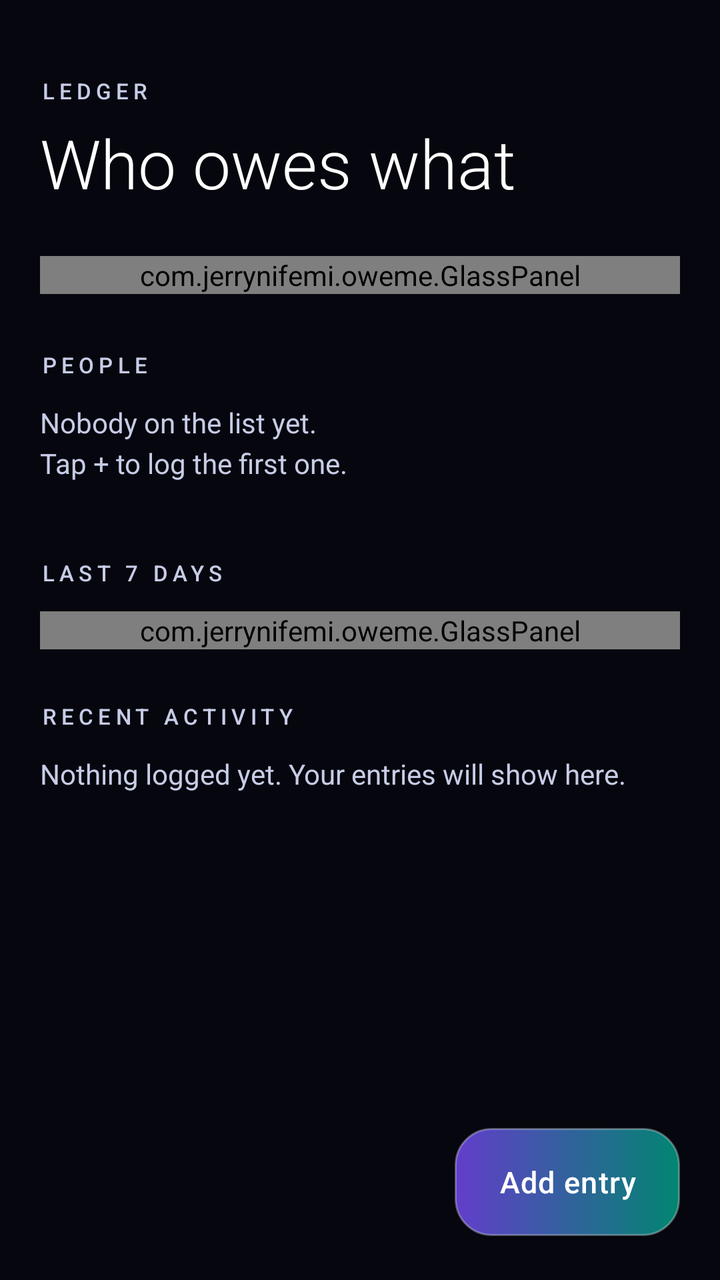
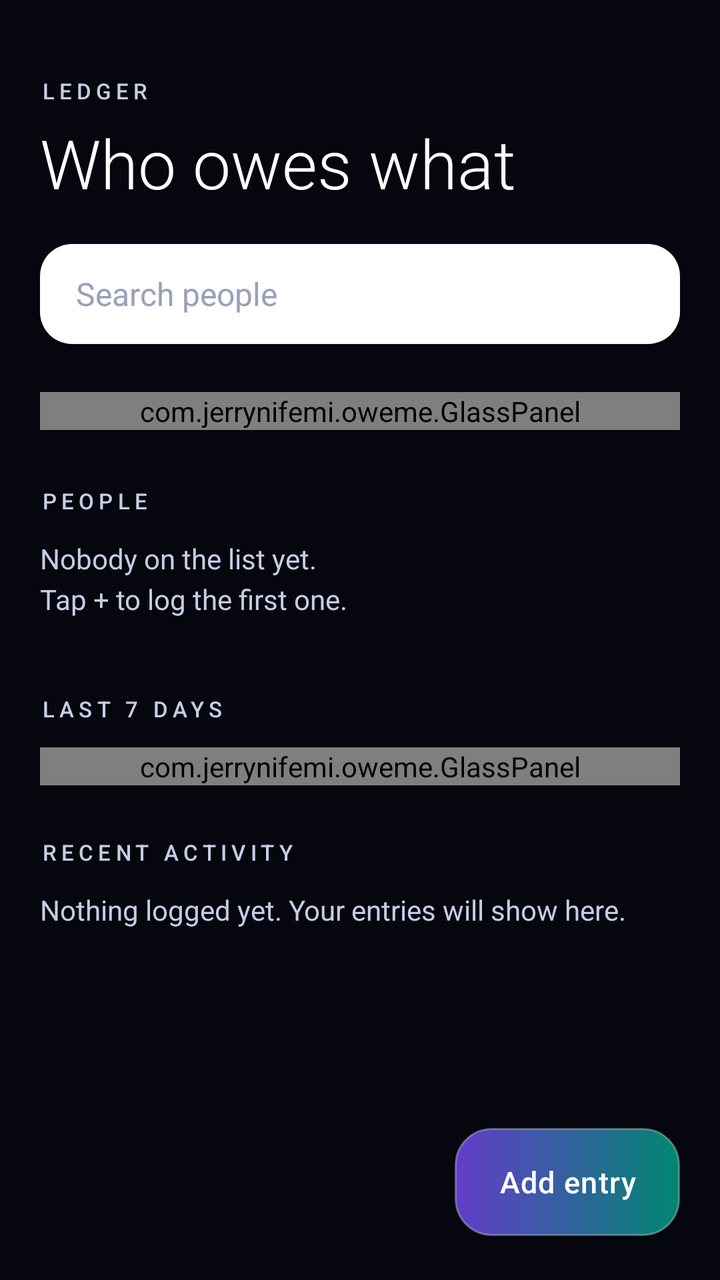

Before-and-after screenshots of an Android layout around one commit, followed by the original layout XML and the change that was made.
<!-- AndroidManifest.xml: application theme AppTheme -->
<!-- res/layout/screen_home.xml -->
<?xml version="1.0" encoding="utf-8"?>
<FrameLayout xmlns:android="http://schemas.android.com/apk/res/android"
    android:layout_width="match_parent"
    android:layout_height="match_parent">

    <ScrollView
        android:id="@+id/homeScroll"
        android:layout_width="match_parent"
        android:layout_height="match_parent"
        android:clipToPadding="false"
        android:fillViewport="true"
        android:scrollbars="none">

        <LinearLayout
            android:layout_width="match_parent"
            android:layout_height="wrap_content"
            android:orientation="vertical"
            android:paddingLeft="20dp"
            android:paddingTop="38dp"
            android:paddingRight="20dp"
            android:paddingBottom="120dp">

            <TextView
                style="@style/Kicker"
                android:layout_width="wrap_content"
                android:layout_height="wrap_content"
                android:text="@string/home_kicker" />

            <TextView
                android:id="@+id/tvHomeTitle"
                android:layout_width="wrap_content"
                android:layout_height="wrap_content"
                android:layout_marginTop="6dp"
                android:fontFamily="sans-serif-light"
                android:text="@string/home_title"
                android:textColor="@color/text_primary"
                android:textSize="34sp" />

            <com.jerrynifemi.oweme.GlassPanel
                android:id="@+id/heroPanel"
                android:layout_width="match_parent"
                android:layout_height="wrap_content"
                android:layout_marginTop="24dp">

                <LinearLayout
                    android:layout_width="match_parent"
                    android:layout_height="wrap_content"
                    android:orientation="vertical"
                    android:padding="22dp">

                    <TextView
                        style="@style/Kicker"
                        android:layout_width="wrap_content"
                        android:layout_height="wrap_content"
                        android:text="@string/owed_label" />

                    <TextView
                        android:id="@+id/tvOwed"
                        android:layout_width="wrap_content"
                        android:layout_height="wrap_content"
                        android:layout_marginTop="4dp"
                        android:fontFamily="sans-serif-light"
                        android:textColor="@color/teal"
                        android:textSize="34sp" />

                    <TextView
                        style="@style/Kicker"
                        android:layout_width="wrap_content"
                        android:layout_height="wrap_content"
                        android:layout_marginTop="16dp"
                        android:text="@string/owe_label" />

                    <TextView
                        android:id="@+id/tvIOwe"
                        android:layout_width="wrap_content"
                        android:layout_height="wrap_content"
                        android:layout_marginTop="4dp"
                        android:fontFamily="sans-serif-light"
                        android:textColor="@color/rose"
                        android:textSize="26sp" />

                    <View
                        android:layout_width="match_parent"
                        android:layout_height="1dp"
                        android:layout_marginTop="18dp"
                        android:background="#26FFFFFF" />

                    <LinearLayout
                        android:layout_width="match_parent"
                        android:layout_height="wrap_content"
                        android:layout_marginTop="14dp"
                        android:gravity="center_vertical"
                        android:orientation="horizontal">

                        <TextView
                            style="@style/Kicker"
                            android:layout_width="0dp"
                            android:layout_height="wrap_content"
                            android:layout_weight="1"
                            android:text="@string/net_label" />

                        <TextView
                            android:id="@+id/tvNet"
                            android:layout_width="wrap_content"
                            android:layout_height="wrap_content"
                            android:fontFamily="sans-serif-medium"
                            android:textColor="@color/text_primary"
                            android:textSize="20sp" />
                    </LinearLayout>

                    <TextView
                        android:id="@+id/tvNetCaption"
                        android:layout_width="wrap_content"
                        android:layout_height="wrap_content"
                        android:layout_marginTop="3dp"
                        android:textColor="@color/text_muted"
                        android:textSize="13sp" />
                </LinearLayout>
            </com.jerrynifemi.oweme.GlassPanel>

            <TextView
                style="@style/Kicker"
                android:layout_width="wrap_content"
                android:layout_height="wrap_content"
                android:layout_marginTop="28dp"
                android:text="@string/people_label" />

            <TextView
                android:id="@+id/tvEmpty"
                android:layout_width="match_parent"
                android:layout_height="wrap_content"
                android:layout_marginTop="12dp"
                android:lineSpacingExtra="4dp"
                android:text="@string/empty_people"
                android:textColor="@color/text_muted"
                android:textSize="14sp" />

            <LinearLayout
                android:id="@+id/listPeople"
                android:layout_width="match_parent"
                android:layout_height="wrap_content"
                android:layout_marginTop="12dp"
                android:orientation="vertical" />

            <TextView
                style="@style/Kicker"
                android:layout_width="wrap_content"
                android:layout_height="wrap_content"
                android:layout_marginTop="26dp"
                android:text="@string/last_7_days" />

            <com.jerrynifemi.oweme.GlassPanel
                android:layout_width="match_parent"
                android:layout_height="wrap_content"
                android:layout_marginTop="12dp">

                <LinearLayout
                    android:layout_width="match_parent"
                    android:layout_height="wrap_content"
                    android:orientation="vertical"
                    android:paddingLeft="16dp"
                    android:paddingTop="16dp"
                    android:paddingRight="16dp"
                    android:paddingBottom="14dp">

                    <com.jerrynifemi.oweme.WeekChartView
                        android:id="@+id/weekChart"
                        android:layout_width="match_parent"
                        android:layout_height="108dp" />

                    <TextView
                        android:id="@+id/tvWeekTotal"
                        android:layout_width="wrap_content"
                        android:layout_height="wrap_content"
                        android:layout_marginTop="10dp"
                        android:textColor="@color/text_muted"
                        android:textSize="13sp" />
                </LinearLayout>
            </com.jerrynifemi.oweme.GlassPanel>

            <TextView
                style="@style/Kicker"
                android:layout_width="wrap_content"
                android:layout_height="wrap_content"
                android:layout_marginTop="26dp"
                android:text="@string/recent_activity" />

            <TextView
                android:id="@+id/tvNoActivity"
                android:layout_width="match_parent"
                android:layout_height="wrap_content"
                android:layout_marginTop="12dp"
                android:text="@string/no_activity"
                android:textColor="@color/text_muted"
                android:textSize="14sp" />

            <LinearLayout
                android:id="@+id/listActivity"
                android:layout_width="match_parent"
                android:layout_height="wrap_content"
                android:layout_marginTop="12dp"
                android:orientation="vertical" />
        </LinearLayout>
    </ScrollView>

    <TextView
        android:id="@+id/fabAdd"
        android:layout_width="wrap_content"
        android:layout_height="54dp"
        android:layout_gravity="bottom|end"
        android:layout_marginRight="20dp"
        android:layout_marginBottom="22dp"
        android:background="@drawable/bg_primary"
        android:clickable="true"
        android:focusable="true"
        android:fontFamily="sans-serif-medium"
        android:gravity="center"
        android:letterSpacing="0.03"
        android:paddingLeft="22dp"
        android:paddingRight="22dp"
        android:text="@string/add_entry"
        android:textColor="#FFFFFF"
        android:textSize="15sp" />
</FrameLayout>
<!-- resources referenced by this layout -->
<resources>
  <color name="rose">#FF6B9A</color>
  <color name="teal">#00E5C0</color>
  <color name="text_muted">#C7CCE6</color>
  <color name="text_primary">#FFFFFF</color>
  <!-- drawable bg_primary (drawable) -->
  <?xml version="1.0" encoding="utf-8"?>
  <ripple xmlns:android="http://schemas.android.com/apk/res/android"
      android:color="#40FFFFFF">
      <item>
          <shape android:shape="rectangle">
              <gradient
                  android:angle="0"
                  android:startColor="#C67C4DFF"
                  android:endColor="#C600A98C" />
              <corners android:radius="18dp" />
              <stroke
                  android:width="1dp"
                  android:color="#4DFFFFFF" />
          </shape>
      </item>
  </ripple>
  <string name="add_entry">Add entry</string>
  <string name="empty_people">Nobody on the list yet.\nTap + to log the first one.</string>
  <string name="home_kicker">LEDGER</string>
  <string name="home_title">Who owes what</string>
  <string name="last_7_days">LAST 7 DAYS</string>
  <string name="net_label">NET</string>
  <string name="no_activity">Nothing logged yet. Your entries will show here.</string>
  <string name="owe_label">YOU OWE</string>
  <string name="owed_label">OWED TO YOU</string>
  <string name="people_label">PEOPLE</string>
  <string name="recent_activity">RECENT ACTIVITY</string>
  <style name="Kicker">
          <item name="android:textSize">11sp</item>
          <item name="android:letterSpacing">0.22</item>
          <item name="android:textColor">@color/text_muted</item>
          <item name="android:fontFamily">sans-serif-medium</item>
      </style>
  <style name="AppTheme" parent="@android:style/Theme.Material.NoActionBar">
          <item name="android:windowBackground">@color/bg_bottom</item>
          <item name="android:colorPrimary">@color/violet</item>
          <item name="android:colorPrimaryDark">@color/bg_top</item>
          <item name="android:colorAccent">@color/teal</item>
          <item name="android:statusBarColor">@color/bg_top</item>
          <item name="android:navigationBarColor">@color/bg_bottom</item>
          <item name="android:textColorPrimary">@color/text_primary</item>
          <item name="android:textColorSecondary">@color/text_muted</item>
      </style>
  <color name="bg_bottom">#05060E</color>
  <color name="violet">#7C4DFF</color>
  <color name="bg_top">#0B1026</color>
</resources>

<!-- the commit's change to res/layout/screen_home.xml (unified diff, before → after) -->
@@ -35,6 +35,16 @@
                 android:text="@string/home_title"
                 android:textColor="@color/text_primary"
                 android:textSize="34sp" />
+
+            <EditText
+                android:id="@+id/etSearch"
+                style="@style/InputSolid"
+                android:layout_width="match_parent"
+                android:layout_height="50dp"
+                android:layout_marginTop="18dp"
+                android:hint="@string/search_hint"
+                android:imeOptions="actionSearch"
+                android:inputType="textPersonName" />
 
             <com.jerrynifemi.oweme.GlassPanel
                 android:id="@+id/heroPanel"
<!-- resource entries referenced after the edit -->
@@ -32,6 +32,18 @@
   <string name="owed_label">OWED TO YOU</string>
   <string name="people_label">PEOPLE</string>
   <string name="recent_activity">RECENT ACTIVITY</string>
+  <string name="search_hint">Search people</string>
+  <style name="InputSolid">
+          <item name="android:layout_width">match_parent</item>
+          <item name="android:layout_height">54dp</item>
+          <item name="android:background">@drawable/bg_input_solid</item>
+          <item name="android:paddingLeft">18dp</item>
+          <item name="android:paddingRight">18dp</item>
+          <item name="android:textColor">#1B1730</item>
+          <item name="android:textColorHint">#9AA0B8</item>
+          <item name="android:textSize">16sp</item>
+          <item name="android:singleLine">true</item>
+      </style>
   <style name="Kicker">
           <item name="android:textSize">11sp</item>
           <item name="android:letterSpacing">0.22</item>
@@ -48,6 +60,12 @@
           <item name="android:textColorPrimary">@color/text_primary</item>
           <item name="android:textColorSecondary">@color/text_muted</item>
       </style>
+  <!-- drawable bg_input_solid (drawable) -->
+  <?xml version="1.0" encoding="utf-8"?>
+  <shape xmlns:android="http://schemas.android.com/apk/res/android" android:shape="rectangle">
+      <solid android:color="#FFFFFF" />
+      <corners android:radius="16dp" />
+  </shape>
   <color name="bg_bottom">#05060E</color>
   <color name="violet">#7C4DFF</color>
   <color name="bg_top">#0B1026</color>
